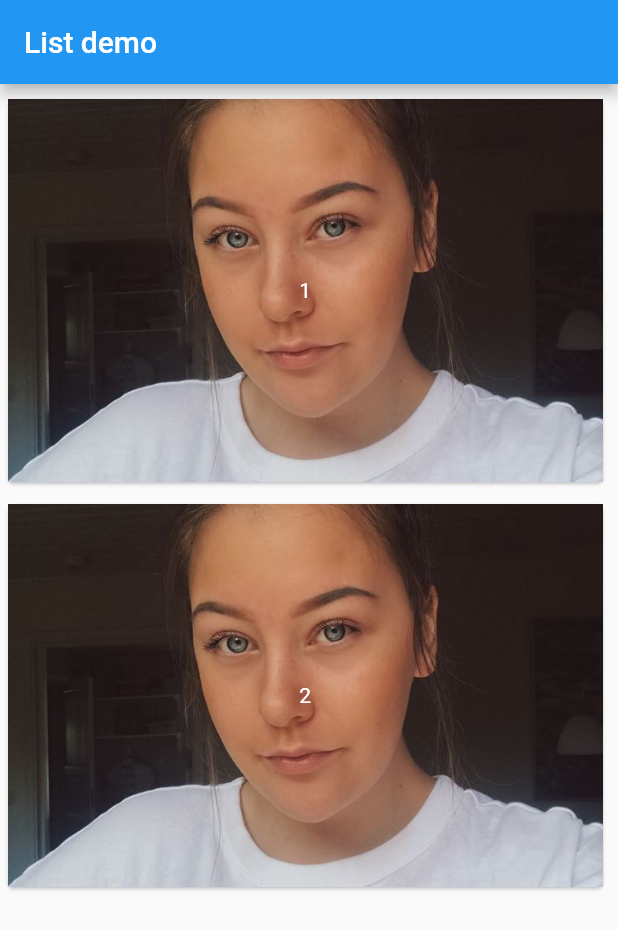
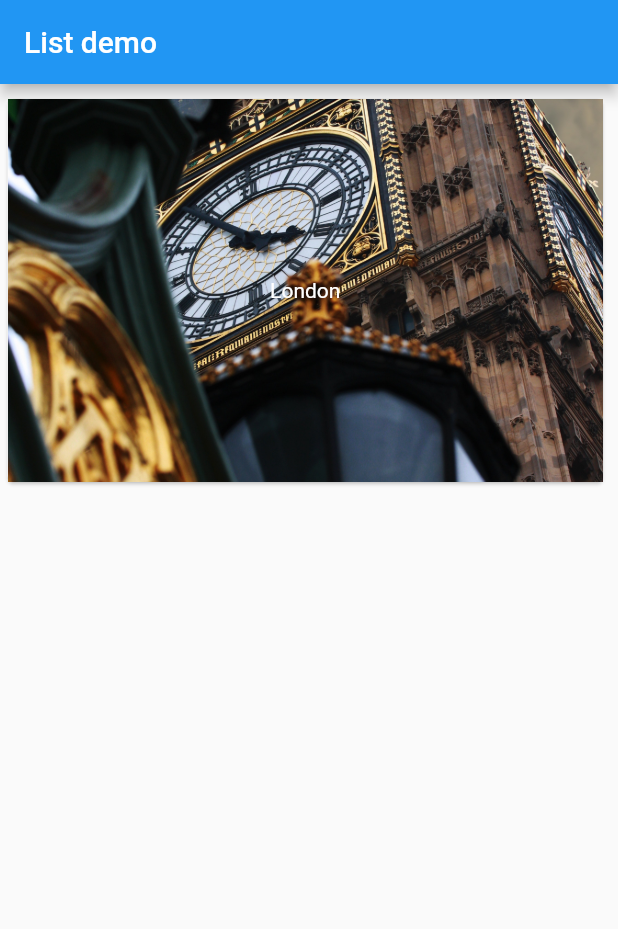
Before and after one commit to glasspinnA/TravelRecommendation, a Flutter app: the screen it shows after launch, on a phone screen of 412 x 824 dp. Shown: the top 929 px of the screen. Run offline on Flutter 3.47's test engine with Material 2 defaults, Android fonts, the phone set to English and light mode, and no system bars.

Commit message:
possible to add dynamic destinations

```diff
--- a/lib/Destination.dart
+++ b/lib/Destination.dart
@@ -5,16 +5,21 @@ class Destination {
   List<String> images = new List();
   String price;
 
-  Destination(
-    this.destinationName,
-    this.bodyText,
-  );
+  Destination(this.destinationName, this.bodyText, this.image, this.images);
 
   getName() {
     return this.destinationName;
   }
 
   getDescriptionText() {
-    return bodyText;
+    return this.bodyText;
+  }
+
+  getHeaderImage() {
+    return this.image;
+  }
+
+  getImageList() {
+    return this.images;
   }
 }
--- a/lib/main.dart
+++ b/lib/main.dart
@@ -12,8 +12,16 @@ class TravelListRoute extends StatelessWidget {
   List<Destination> listText = new List();
 
   TravelListRoute() {
-    listText.add(new Destination("1", "1"));
-    listText.add(new Destination("2", "2"));
+    listText.add(new Destination(
+      "London",
+      "Lorem ipsum dolor sit amet, consectetur adipiscing elit. Quisque vulputate erat vitae egestas viverra. Aliquam erat volutpat. Donec at vulputate diam. Nullam vehicula tempor maximus. Etiam erat est, cursus et eleifend eu, posuere eget risus. Phasellus sollicitudin dui sit amet metus vestibulum, vel venenatis leo aliquet. Etiam fringilla molestie lectus quis mollis. Nunc maximus nisl sed consectetur pharetra. Donec nisl nulla, lacinia eleifend risus vulputate, tincidunt maximus ante. Aenean vel nisl orci.",
+      "assets/london/london-1.jpg",
+      [
+        "assets/london/london-2.jpg",
+        "assets/london/london-3.jpg",
+        "assets/london/london-4.jpg"
+      ],
+    ));
 
     debugPrint(listText.length.toString());
   }
@@ -33,9 +41,11 @@ class TravelListRoute extends StatelessWidget {
             child: InkWell(
               onTap: () {
                 Navigator.push(
-                    context,
-                    MaterialPageRoute(
-                        builder: (context) => SecondRoute(listText[index])));
+                  context,
+                  MaterialPageRoute(
+                    builder: (context) => SecondRoute(listText[index]),
+                  ),
+                );
               },
               child: CustomCard(listText, index),
             ),
@@ -50,7 +60,7 @@ class CustomCard extends StatelessWidget {
   final List<Destination> listText;
   final int index;
 
-  CustomCard(this.listText, this.index) {}
+  CustomCard(this.listText, this.index);
 
   @override
   Widget build(BuildContext context) {
@@ -68,7 +78,7 @@ class CustomCard extends StatelessWidget {
             constraints: BoxConstraints.expand(),
             decoration: BoxDecoration(
               image: DecorationImage(
-                  image: ExactAssetImage("assets/jonna2.jpg"),
+                  image: ExactAssetImage(listText[index].getHeaderImage()),
                   fit: BoxFit.cover),
             ),
           )
--- a/pubspec.yaml
+++ b/pubspec.yaml
@@ -23,6 +23,8 @@ dependencies:
   # The following adds the Cupertino Icons font to your application.
   # Use with the CupertinoIcons class for iOS style icons.
   cupertino_icons: ^0.1.2
+  photo_view: ^0.2.1
+
 
 
 dev_dependencies:
@@ -43,7 +45,7 @@ flutter:
 
   # To add assets to your application, add an assets section, like this:
   assets:
-    - assets/jonna2.jpg
+    - assets/london/
   #  - images/a_dot_ham.jpeg
 
   # An image asset can refer to one or more resolution-specific "variants", see
```
Also changed, not shown: lib/SecondRoute.dart (+71 -30 lines), assets/london/london-1.jpg (added), assets/london/london-2.jpg (added), assets/london/london-3.jpg (added), assets/london/london-4.jpg (added), pubspec.lock.
